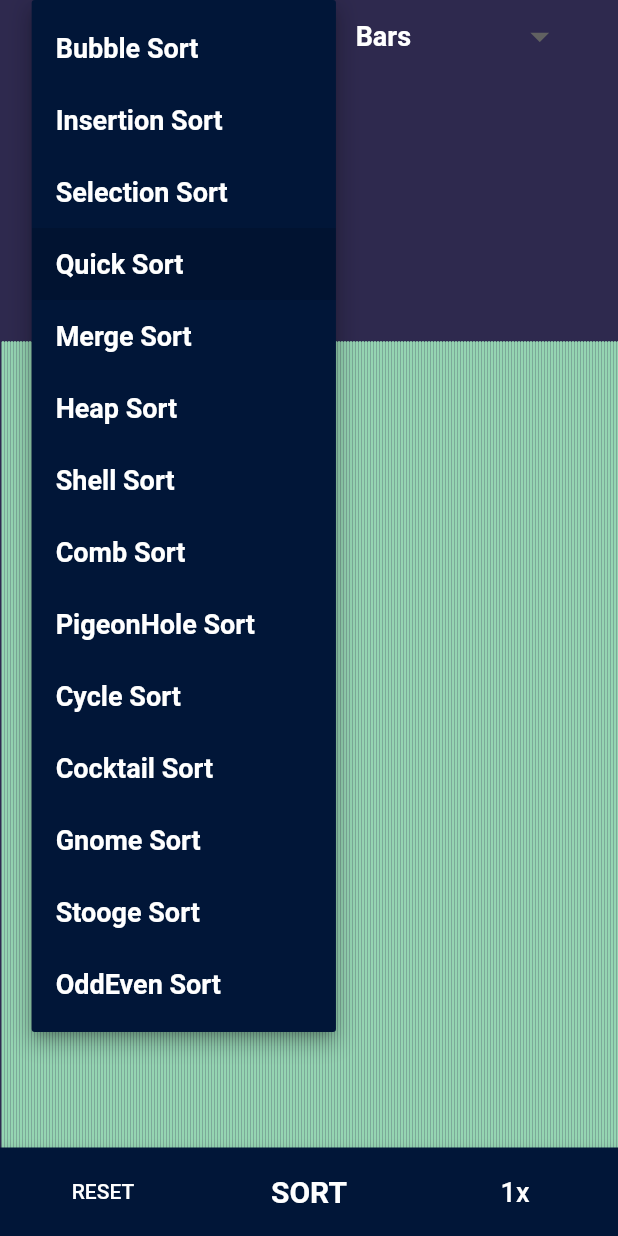
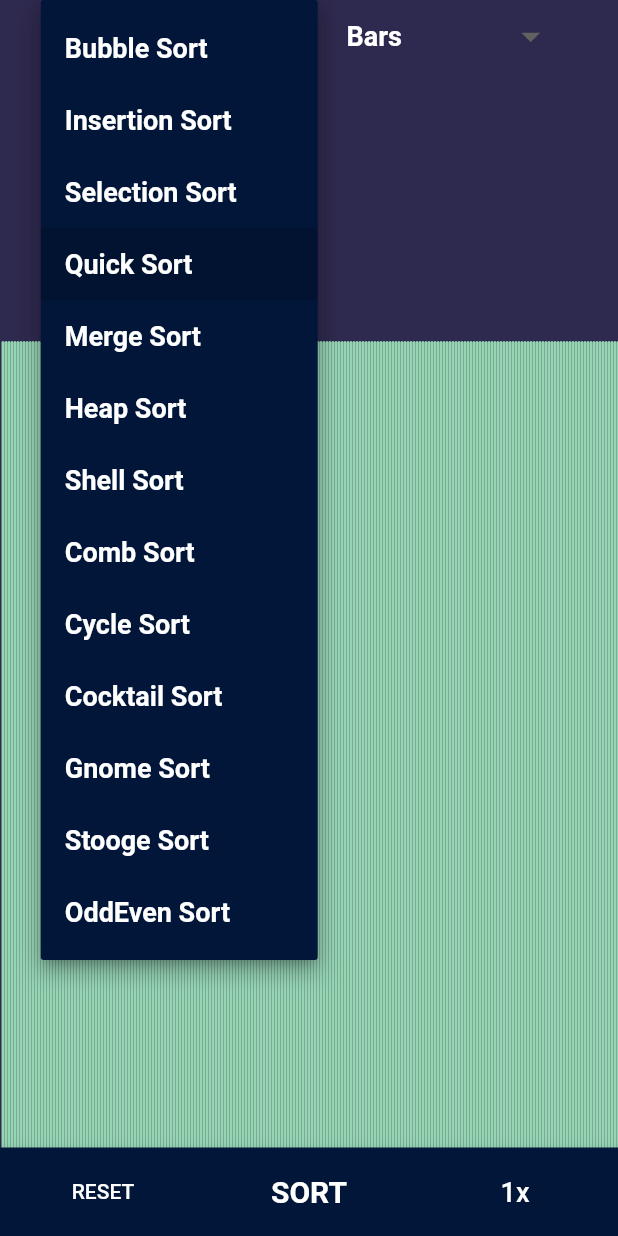
Before and after one commit to Abhi-Gautam/Sorting-Visualization-App, a Flutter app: the screen it shows after launch, after a tap on "Quick Sort", on a phone screen of 412 x 824 dp. Run offline on Flutter 3.47's test engine with Material 2 defaults, Android fonts, the phone set to English and light mode, and no system bars.

Commit message:
Removed pigeonhole sort

```diff
--- a/lib/algorithm_list.dart
+++ b/lib/algorithm_list.dart
@@ -51,12 +51,6 @@ List<DropdownMenuItem<String>> algo_list = [
   ),
   DropdownMenuItem(
     child: Text(
-      "PigeonHole Sort",
-    ),
-    value: "pigeonhole",
-  ),
-  DropdownMenuItem(
-    child: Text(
       "Cycle Sort",
     ),
     value: "cycle",
--- a/lib/main.dart
+++ b/lib/main.dart
@@ -23,15 +23,7 @@ import 'package:sorting_visulalization/plot_list.dart';
 
 StreamController<List<int>> streamController = StreamController();
 List<int> numbers = [];
-List<String> fastAlgos = [
-  "quick",
-  "merge",
-  "shell",
-  "heap",
-  "comb",
-  "pigeon",
-  "cycle"
-];
+List<String> fastAlgos = ["quick", "merge", "shell", "heap", "comb", "cycle"];
 List<String> slowAlgos = [
   "insertion",
   "selection",
```
Also changed, not shown: 5 other files.
